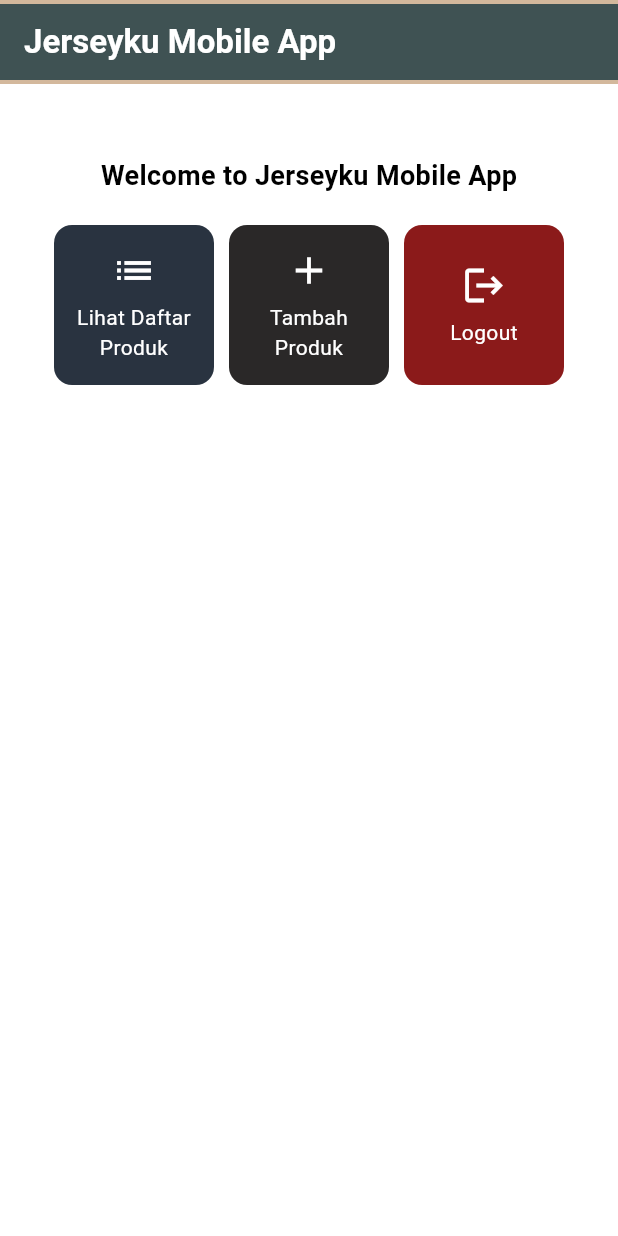
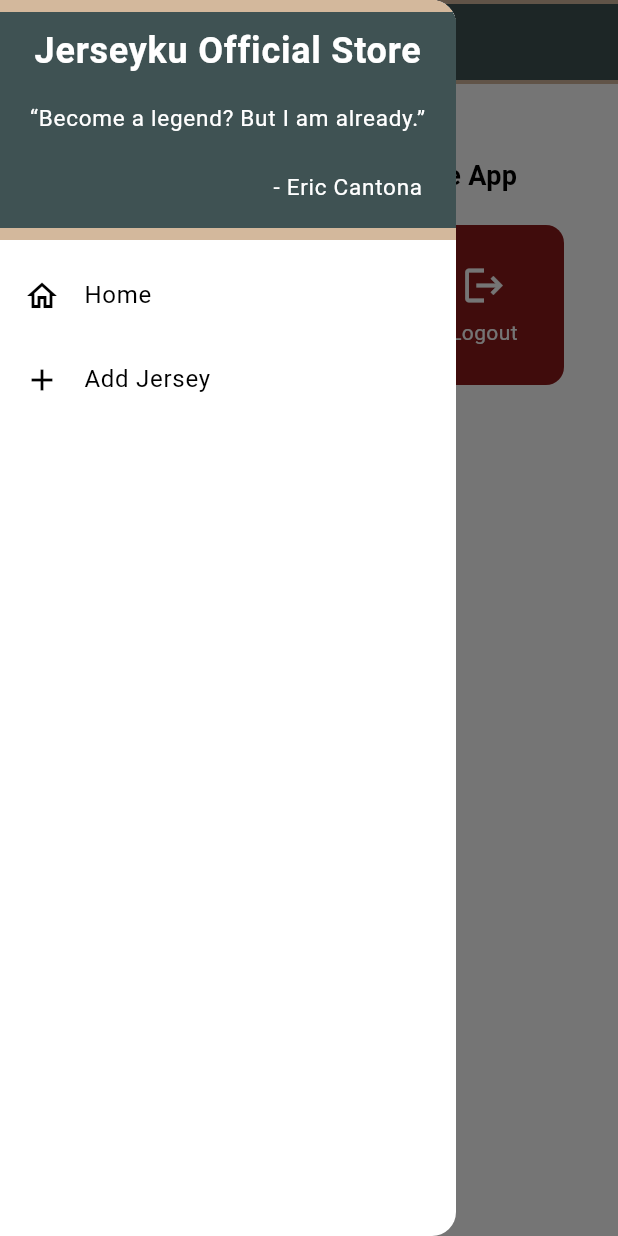
Before and after one commit to ramaditya31/jersey-mobile, a Flutter app: the screen it shows after launch, with the side drawer open (before the commit the screen has no drawer), on a phone screen of 412 x 824 dp. Run offline on Flutter 3.47's test engine with Material 3 defaults, Android fonts, the phone set to English and light mode, and no system bars.

Commit message:
Menyelesaikan Tugas 8

```diff
--- a/lib/main.dart
+++ b/lib/main.dart
@@ -1,5 +1,5 @@
 import 'package:flutter/material.dart';
-import 'package:jersey_mobile/menu.dart';
+import 'package:jersey_mobile/screens/menu.dart';
 
 void main() {
   runApp(const MyApp());
--- a/lib/menu.dart
+++ b/lib/screens/menu.dart
@@ -1,11 +1,13 @@
 import 'package:flutter/material.dart';
+import 'package:jersey_mobile/widgets/left_drawer.dart';
+import 'package:jersey_mobile/widgets/jersey_card.dart';
 
-class MyHomePage extends StatelessWidget  {
+class MyHomePage extends StatelessWidget {
   MyHomePage({super.key});
 
   final List<ItemHomepage> items = [
-    ItemHomepage("Lihat Daftar Produk", Icons.list, Color.fromRGBO(41, 51, 64, 1)),
-    ItemHomepage("Tambah Produk", Icons.add, Color(0xff2a2828)),
+    ItemHomepage("Product List", Icons.list, Color.fromRGBO(41, 51, 64, 1)),
+    ItemHomepage("Add Jersey", Icons.add, Color(0xff2a2828)),
     ItemHomepage("Logout", Icons.logout, Color(0xff8b1a1a)),
   ];
 
@@ -20,9 +22,8 @@
             fontWeight: FontWeight.bold,
           ),
         ),
-        // Menghapus backgroundColor untuk menggunakan warna transparan
         backgroundColor: Colors.transparent,
-        elevation: 0, // Menghilangkan bayangan pada AppBar
+        elevation: 0,
         flexibleSpace: Container(
           decoration: const BoxDecoration(
             gradient: LinearGradient(
@@ -40,10 +41,14 @@
             ),
           ),
         ),
+        // Mengubah warna ikon hamburger (menu) menjadi putih
+        iconTheme: const IconThemeData(
+          color: Colors.white, // Set warna ikon menjadi putih
+        ),
       ),
+      drawer: const LeftDrawer(),
       body: Padding(
         padding: const EdgeInsets.all(16.0),
-        // Menyusun widget secara vertikal dalam sebuah kolom.
         child: Column(
           crossAxisAlignment: CrossAxisAlignment.center,
           children: [
@@ -81,55 +86,3 @@
     );
   }
 }
-
-class ItemHomepage {
-  final String name;
-  final IconData icon;
-  final Color color;
-
-  ItemHomepage(this.name, this.icon, this.color);
-}
-
-class ItemCard extends StatelessWidget {
-  final ItemHomepage item;
-
-  const ItemCard(this.item, {super.key});
-
-  @override
-  Widget build(BuildContext context) {
-    return Material(
-      color: item.color,
-      borderRadius: BorderRadius.circular(12),
-      child: InkWell(
-        onTap: () {
-          ScaffoldMessenger.of(context)
-            ..hideCurrentSnackBar()
-            ..showSnackBar(
-                SnackBar(content: Text("Kamu telah menekan tombol ${item.name}!"))
-            );
-        },
-        child: Container(
-          padding: const EdgeInsets.all(8),
-          child: Center(
-            child: Column(
-              mainAxisAlignment: MainAxisAlignment.center,
-              children: [
-                Icon(
-                  item.icon,
-                  color: Colors.white,
-                  size: 30.0,
-                ),
-                const Padding(padding: EdgeInsets.all(3)),
-                Text(
-                  item.name,
-                  textAlign: TextAlign.center,
-                  style: const TextStyle(color: Colors.white),
-                ),
-              ],
-            ),
-          ),
-        ),
-      ),
-    );
-  }
-}
--- /dev/null
+++ b/lib/widgets/jersey_card.dart
@@ -0,0 +1,63 @@
+import 'package:flutter/material.dart';
+import 'package:jersey_mobile/screens/addjersey_form.dart';
+
+class ItemHomepage {
+  final String name;
+  final IconData icon;
+  final Color color;
+
+  ItemHomepage(this.name, this.icon, this.color);
+}
+
+class ItemCard extends StatelessWidget {
+  final ItemHomepage item;
+
+  const ItemCard(this.item, {super.key});
+
+  @override
+  Widget build(BuildContext context) {
+    return Material(
+      color: item.color,
+      borderRadius: BorderRadius.circular(12),
+      child: InkWell(
+        onTap: () {
+          // Memunculkan SnackBar ketika diklik
+          ScaffoldMessenger.of(context)
+            ..hideCurrentSnackBar()
+            ..showSnackBar(SnackBar(
+                content: Text("You clicked the ${item.name} button!")));
+
+          // Navigate ke route yang sesuai (tergantung jenis tombol)
+          if (item.name == "Add Jersey") {
+             Navigator.push(
+                    context,
+                    MaterialPageRoute(
+                      builder: (context) => AddJerseyFormPage(),
+                    ));
+          }
+        },
+        child: Container(
+          padding: const EdgeInsets.all(8),
+          child: Center(
+            child: Column(
+              mainAxisAlignment: MainAxisAlignment.center,
+              children: [
+                Icon(
+                  item.icon,
+                  color: Colors.white,
+                  size: 30.0,
+                ),
+                const Padding(padding: EdgeInsets.all(3)),
+                Text(
+                  item.name,
+                  textAlign: TextAlign.center,
+                  style: const TextStyle(color: Colors.white),
+                ),
+              ],
+            ),
+          ),
+        ),
+      ),
+    );
+  }
+}
--- /dev/null
+++ b/lib/widgets/left_drawer.dart
@@ -0,0 +1,84 @@
+import 'package:flutter/material.dart';
+import 'package:jersey_mobile/screens/addjersey_form.dart';
+import 'package:jersey_mobile/screens/menu.dart';
+
+class LeftDrawer extends StatelessWidget {
+  const LeftDrawer({super.key});
+
+  @override
+  Widget build(BuildContext context) {
+    return Drawer(
+      child: ListView(
+        children: [
+          DrawerHeader(
+            decoration: BoxDecoration(
+              gradient: LinearGradient(
+                colors: [
+                  Color(0xffd3b89c),
+                  Color(0xffd3b89c),
+                  Color.fromRGBO(63, 82, 83, 1.0),
+                  Color.fromRGBO(63, 82, 83, 1.0),
+                  Color(0xffd3b89c),
+                  Color(0xffd3b89c),
+                ],
+                stops: [0.0, 0.05, 0.05, 0.95, 0.95, 1.0],
+                begin: Alignment.topCenter,
+                end: Alignment.bottomCenter,
+              ),
+            ),
+            child: const Column(
+              children: [
+                Text(
+                  'Jerseyku Official Store',
+                  textAlign: TextAlign.center,
+                  style: TextStyle(
+                    fontSize: 24,
+                    fontWeight: FontWeight.bold,
+                    color: Colors.white,
+                  ),
+                ),
+                Padding(padding: EdgeInsets.all(8)),
+                Text(
+                  """“Become a legend? But I am already.”
+
+                                      - Eric Cantona""",
+                  textAlign: TextAlign.center,
+                  style: TextStyle(
+                    fontSize: 15,
+                    color: Colors.white,
+                  ),
+                ),
+              ],
+            ),
+          ),
+          ListTile(
+            leading: const Icon(Icons.home_outlined),
+            title: const Text('Home'),
+            // Redirection to MyHomePage
+            onTap: () {
+              Navigator.pushReplacement(
+                context,
+                MaterialPageRoute(
+                  builder: (context) => MyHomePage(),
+                ),
+              );
+            },
+          ),
+          ListTile(
+            leading: const Icon(Icons.add),
+            title: const Text('Add Jersey'),
+            // Redirection to AddJerseyFormPage
+            onTap: () {
+              Navigator.push(
+                context,
+                MaterialPageRoute(
+                  builder: (context) => AddJerseyFormPage(),
+                ),
+              );
+            },
+          ),
+        ],
+      ),
+    );
+  }
+}
```
Also changed, not shown: lib/screens/addjersey_form.dart (added, +211 -0 lines).
